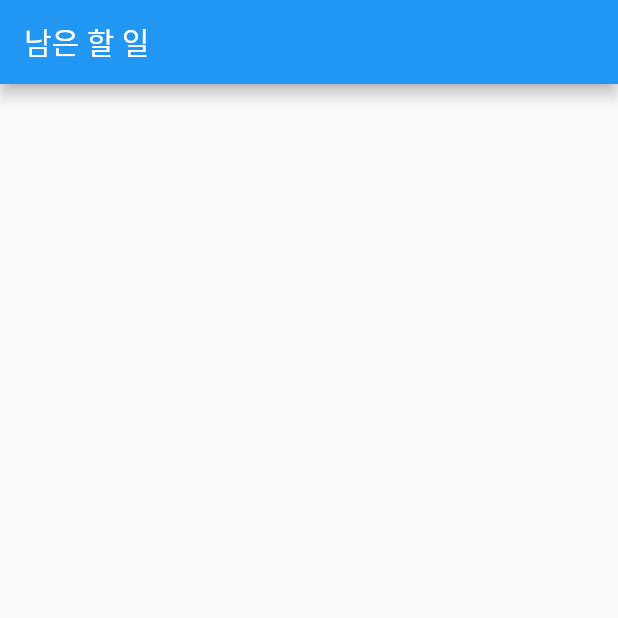
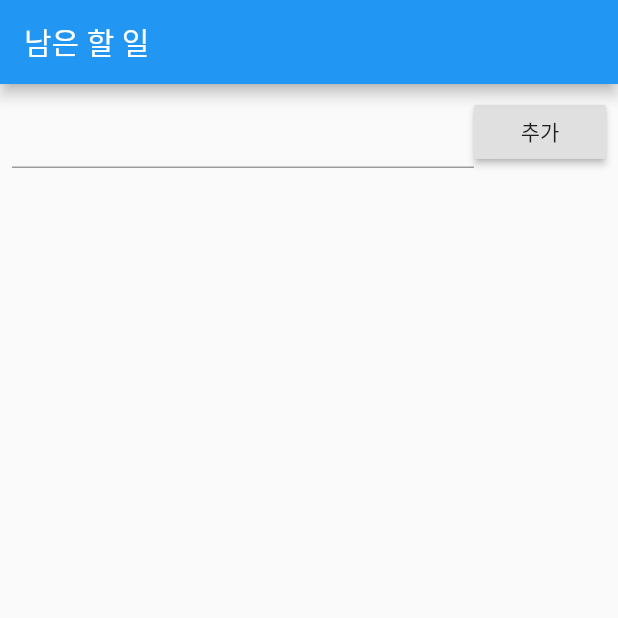
Before and after one commit to sandeulsandeul/-Joon-Seok-Oh-s-Flutter-Survival-Coding, a Flutter app: the screen it shows after launch, on a phone screen of 412 x 824 dp, the top half of it. Run offline on Flutter 3.47's test engine with Material 2 defaults, Android fonts, the phone set to English and light mode, and no system bars.

Commit message:
전체 UI 작성

```diff
--- a/lib/main.dart
+++ b/lib/main.dart
@@ -44,7 +44,31 @@
         appBar: AppBar(
           title: Text('남은 할 일'),
         ),
-        body: Container()
+        body: Padding(
+          padding: const EdgeInsets.all(8.0),
+          child: Column(
+            children: <Widget>[
+              Row(
+                children: <Widget>[
+                  Expanded(
+                    child: TextField(
+                      controller: _todoController,
+                    ),
+                  ),
+                  RaisedButton(
+                    child: Text('추가'),
+                    onPressed: (){},
+                  ),
+                ],
+              ),
+              Expanded(
+                  child: ListView(
+                  children: <Widget>[],
+                )
+              )
+            ],
+          ),
+        ),
     );
   }
 }
```
